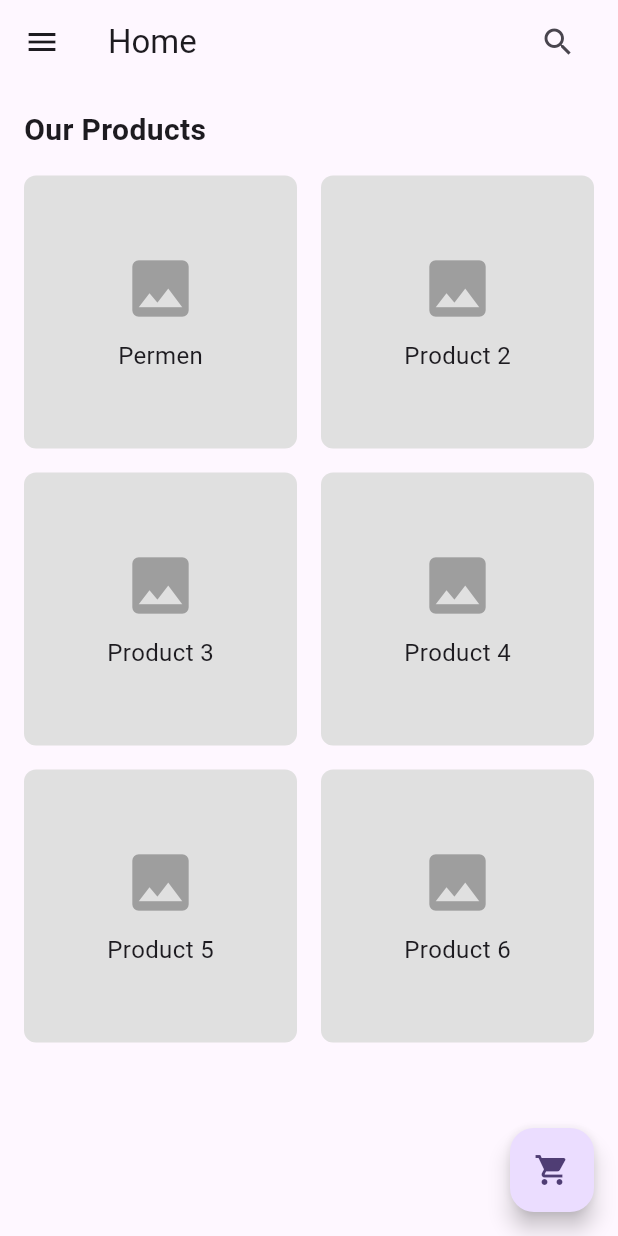
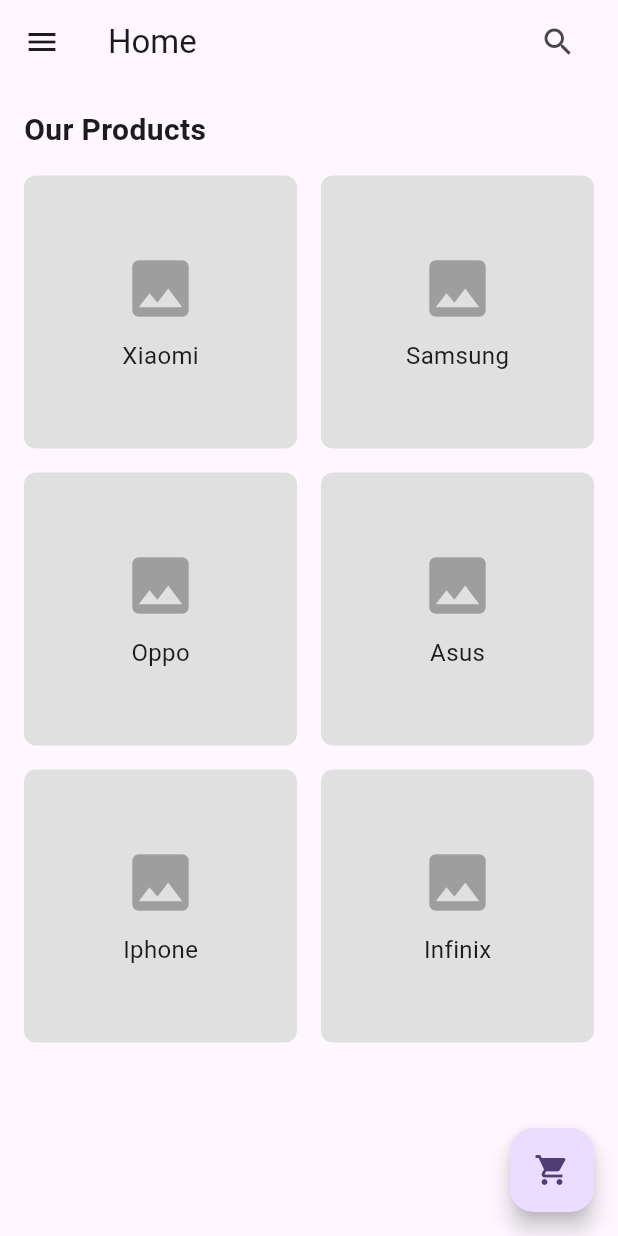
Before and after one commit to lazygirlleen/uts_2021110055, a Flutter app: the HomeScreen screen opened directly, in the side drawer, after a tap on the "shopping cart" icon, on a phone screen of 412 x 824 dp. Run offline on Flutter 3.47's test engine with Material 3 defaults, Android fonts, the phone set to English and light mode, and no system bars.

Commit message:
adding model, provider, and edit login screen

```diff
--- a/lib/cart_screen.dart
+++ b/lib/screens/cart_screen.dart
@@ -29,7 +29,7 @@
       ),
       bottomNavigationBar: BottomAppBar(
         child: SizedBox(
-          height: 50.0,
+          height: 30.0,
           child: Row(
             mainAxisAlignment: MainAxisAlignment.end,
             children: [
--- a/lib/feedback_screen.dart
+++ b/lib/screens/feedback_screen.dart
@@ -1,5 +1,5 @@
 import 'package:flutter/material.dart';
-import 'package:uts_2021110055/home_screen.dart';
+import 'package:uts_2021110055/screens/home_screen.dart';
 
 
 class FeedbackScreen extends StatefulWidget {
--- a/lib/home_screen.dart
+++ b/lib/screens/home_screen.dart
@@ -1,8 +1,8 @@
 import 'package:flutter/material.dart';
-import 'package:uts_2021110055/cart_screen.dart';
-import 'package:uts_2021110055/feedback_screen.dart';
-import 'package:uts_2021110055/info_screen.dart';
-import 'package:uts_2021110055/product_screen.dart';
+import 'package:uts_2021110055/screens/cart_screen.dart';
+import 'package:uts_2021110055/screens/feedback_screen.dart';
+import 'package:uts_2021110055/screens/info_screen.dart';
+import 'package:uts_2021110055/screens/product_screen.dart';
 
 // Enum for navigation items
 enum MainScreenItem { home, store, cart }
@@ -18,12 +18,12 @@
   MainScreenItem _selectedItem = MainScreenItem.home;
 
   final List<Map<String, String>> products = [
-    {"name": "Permen", "description": "This is product 1 description."},
-    {"name": "Product 2", "description": "This is product 2 description."},
-    {"name": "Product 3", "description": "This is product 3 description."},
-    {"name": "Product 4", "description": "This is product 4 description."},
-    {"name": "Product 5", "description": "This is product 5 description."},
-    {"name": "Product 6", "description": "This is product 6 description."},
+    {"name": "Xiaomi", "description": "This is product 1 description."},
+    {"name": "Samsung", "description": "This is product 2 description."},
+    {"name": "Oppo", "description": "This is product 3 description."},
+    {"name": "Asus", "description": "This is product 4 description."},
+    {"name": "Iphone", "description": "This is product 5 description."},
+    {"name": "Infinix", "description": "This is product 6 description."},
   ];
 
   void _onItemTap(MainScreenItem item) {
--- /dev/null
+++ b/lib/screens/login_screen.dart
@@ -0,0 +1,103 @@
+import 'package:flutter/material.dart';
+import 'package:provider/provider.dart';
+import 'package:uts_2021110055/screens/home_screen.dart';
+import 'package:uts_2021110055/models/user.dart';
+import 'package:uts_2021110055/provider/user_provider.dart';
+
+class LoginScreen extends StatelessWidget {
+  const LoginScreen({super.key});
+
+  @override
+  Widget build(BuildContext context) {
+    final emailController = TextEditingController();
+    final passwordController = TextEditingController();
+
+    // Check if there's an existing user for editing
+    final existingUser = ModalRoute.of(context)?.settings.arguments as User?;
+    final isEdit = existingUser != null;
+
+    // Pre-fill fields if editing an existing user
+    if (isEdit) {
+      emailController.text = existingUser.email;
+      passwordController.text = existingUser.password;
+    }
+
+    return Scaffold(
+      appBar: AppBar(
+        flexibleSpace: Column(
+          mainAxisAlignment: MainAxisAlignment.center,
+          children: [
+            Image.asset(
+              'images/Nekoshop.png',
+              fit: BoxFit.contain,
+            ),
+          ],
+        ),
+      ),
+      body: Padding(
+        padding: const EdgeInsets.all(16.0),
+        child: Column(
+          mainAxisAlignment: MainAxisAlignment.center,
+          children: [
+            const Text(
+              'Welcome to Nekoshop',
+              style: TextStyle(
+                fontWeight: FontWeight.bold,
+                fontSize: 20,
+              ),
+            ),
+            const SizedBox(height: 18),
+            TextField(
+              controller: emailController,
+              decoration: const InputDecoration(
+                labelText: 'Email',
+              ),
+            ),
+            const SizedBox(height: 16),
+            TextField(
+              controller: passwordController,
+              decoration: const InputDecoration(
+                labelText: 'Password',
+              ),
+              obscureText: true,
+            ),
+            const SizedBox(height: 24),
+            ElevatedButton(
+              onPressed: () {
+                final email = emailController.text.trim();
+                final password = passwordController.text.trim();
+
+                // Simple validation
+                if (email.isEmpty || password.isEmpty) {
+                  ScaffoldMessenger.of(context).showSnackBar(
+                    const SnackBar(content: Text('Please fill in all fields')),
+                  );
+                  return;
+                }
+
+                // final newUser = User(
+                //   email: email,
+                //   password: password,
+                // );
+
+                // // Update or add user based on whether we are editing
+                // if (isEdit) {
+                //   context.read<UserProvider>().editUser(newUser);
+                // } else {
+                //   context.read<UserProvider>().addUser(newUser);
+                // }
+
+                // Navigate to HomeScreen
+                Navigator.pushReplacement(
+                  context,
+                  MaterialPageRoute(builder: (context) => const HomeScreen()),
+                );
+              },
+              child: Text(isEdit ? 'Update' : 'Login'),
+            ),
+          ],
+        ),
+      ),
+    );
+  }
+}
--- a/lib/product_screen.dart
+++ b/lib/screens/product_screen.dart
@@ -1,5 +1,5 @@
 import 'package:flutter/material.dart';
-import 'package:uts_2021110055/cart_screen.dart';
+import 'package:uts_2021110055/screens/cart_screen.dart';
 
 class ProductScreen extends StatelessWidget {
   const ProductScreen({super.key});
@@ -23,7 +23,7 @@
       ),
         bottomNavigationBar: BottomAppBar(
         child: SizedBox(
-          height: 50.0,
+          height: 30.0,
           child: Row(
             mainAxisAlignment: MainAxisAlignment.end,
             children: [
--- a/pubspec.yaml
+++ b/pubspec.yaml
@@ -32,6 +32,7 @@
     sdk: flutter
   persistent_shopping_cart: ^0.0.6
   cached_network_image: ^3.3.1
+  provider: ^6.1.2
 
 
   # The following adds the Cupertino Icons font to your application.
```
Also changed, not shown: lib/login_screen.dart (deleted, +0 -83 lines), lib/main.dart (+3 -106 lines), lib/models/user.dart (added, +8 -0 lines), lib/provider/user_provider.dart (added, +30 -0 lines), lib/screens/info_screen.dart (renamed from lib/info_screen.dart), pubspec.lock.
